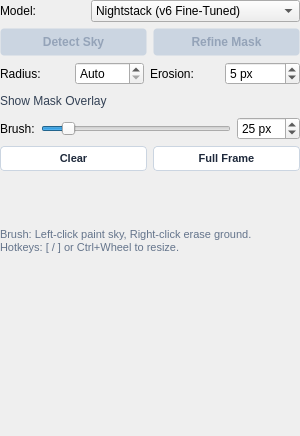
gkyle/startrails, file src/startrails/ui/step_denoise_sky.ui: the form before one commit.
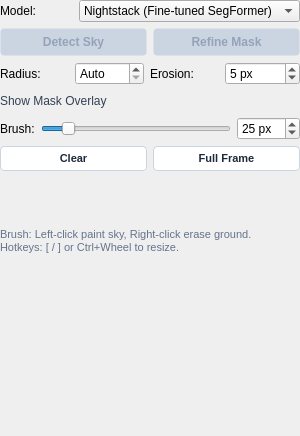
The form after the commit. Icons and pictures are not drawn. Custom widgets are drawn as their Qt base class.

Commit message: fix model name

Patch:
```diff
--- a/src/startrails/ui/step_denoise_sky.ui
+++ b/src/startrails/ui/step_denoise_sky.ui
@@ -42,7 +42,7 @@
       <widget class="QComboBox" name="modelType">
        <item>
         <property name="text">
-         <string>Nightstack (v6 Fine-Tuned)</string>
+         <string>Nightstack (Fine-tuned SegFormer)</string>
         </property>
        </item>
        <item>
```
The commit also changes 1 other file.
